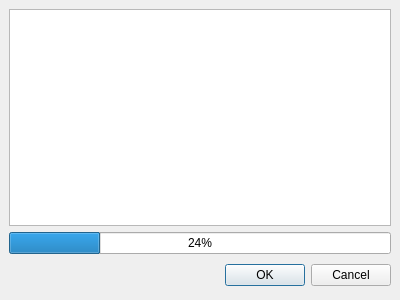
Before: the Qt Designer form BartleBlog/ui/progress.ui in ralsina/ra-blog, drawn with Qt 5.
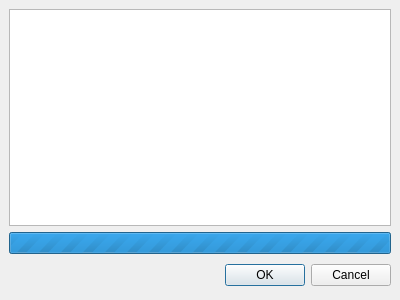
After: the same form once the commit is applied.

Commit message: Terribly early stages of progress dialog

The edit to the form file:
```diff
--- a/BartleBlog/ui/progress.ui
+++ b/BartleBlog/ui/progress.ui
@@ -24,8 +24,11 @@
    </item>
    <item>
     <widget class="QProgressBar" name="progress" >
+     <property name="maximum" >
+      <number>0</number>
+     </property>
      <property name="value" >
-      <number>24</number>
+      <number>-1</number>
      </property>
      <property name="orientation" >
       <enum>Qt::Horizontal</enum>
```
The commit also changes 5 other files.
